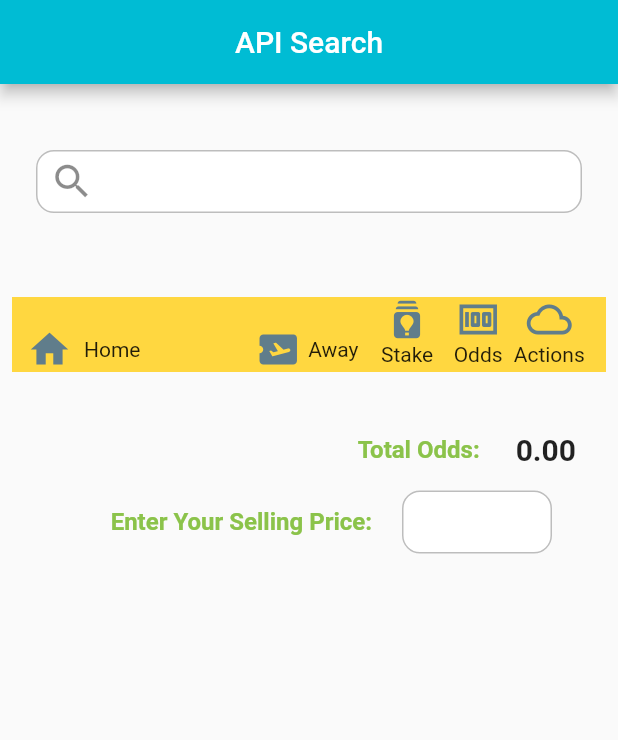
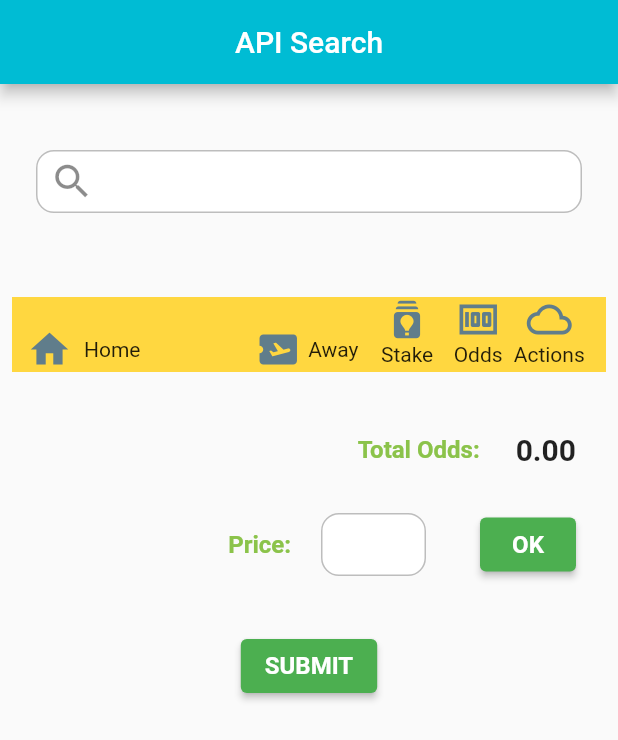
Before and after one commit to Ngatyah/fsearch, a Flutter app: the screen it shows after launch, on a phone screen of 412 x 824 dp. Shown: the top 740 px of the screen. Run offline on Flutter 3.47's test engine with Material 2 defaults, Android fonts, the phone set to English and light mode, and no system bars; our stand-ins replace get, sticky_headers.

Commit message:
add submit button to send bet to the cloud

```diff
--- a/lib/controllers/odds_controller.dart
+++ b/lib/controllers/odds_controller.dart
@@ -8,6 +8,8 @@ class OddsController extends GetxController {
   var oddList = <Odds>[].obs;
   var selectedOdd = <Bets>[].obs;
   var selectedBet = <BetInfo>[].obs;
+  var oddPrice = 0.0.obs;
+  var showOddPrice = false.obs;
   get filterSelectedBet => selectedBet.where((p0) => false);
   totalOdds() {
     var totalSum = selectedBet.fold(
--- a/lib/widgets/fixture_display.dart
+++ b/lib/widgets/fixture_display.dart
@@ -52,15 +52,16 @@ class FixtureDisplay extends StatelessWidget {
           ]),
         ),
         const SizedBox(
-          width: 20,
+          height: 15,
         ),
-        Padding(
+        Obx(() => Padding(
               padding: const EdgeInsets.symmetric(horizontal: 20),
-          child: Row(
+              child: !oCxt.showOddPrice.value
+                  ? Row(
                       mainAxisAlignment: MainAxisAlignment.end,
                       children: [
                         const Text(
-                'Enter Your Selling Price: ',
+                          ' Price: ',
                           style: TextStyle(
                               fontSize: 16,
                               color: Colors.lightGreen,
@@ -69,7 +70,7 @@ class FixtureDisplay extends StatelessWidget {
                         Container(
                             padding: const EdgeInsets.symmetric(horizontal: 8),
                             height: 42,
-                  width: 100,
+                            width: 70,
                             margin: const EdgeInsets.fromLTRB(16, 16, 16, 16),
                             decoration: BoxDecoration(
                               borderRadius: BorderRadius.circular(12),
@@ -85,9 +86,68 @@ class FixtureDisplay extends StatelessWidget {
                                 border: InputBorder.none,
                               ),
                             )),
+                        const SizedBox(
+                          width: 20,
+                        ),
+                        ElevatedButton(
+                            style: ElevatedButton.styleFrom(
+                                primary: Colors.green,
+                                textStyle: const TextStyle(
+                                    fontSize: 20, fontWeight: FontWeight.bold)),
+                            onPressed: () {
+                              oCxt.oddPrice.value =
+                                  double.parse(myController.text);
+                              oCxt.showOddPrice.value = true;
+                            },
+                            child: const Text(
+                              'OK',
+                              style: TextStyle(
+                                  fontSize: 16,
+                                  color: Colors.white,
+                                  fontWeight: FontWeight.bold),
+                            ))
+                      ],
+                    )
+                  : Row(
+                      mainAxisAlignment: MainAxisAlignment.end,
+                      children: [
+                        const Text(
+                          'Price: ',
+                          style: TextStyle(
+                              fontSize: 16,
+                              color: Colors.lightGreen,
+                              fontWeight: FontWeight.bold),
+                        ),
+                        const SizedBox(
+                          width: 20,
+                        ),
+                        Text(
+                          oCxt.oddPrice.value.toStringAsFixed(2),
+                          style: const TextStyle(
+                              fontSize: 20, fontWeight: FontWeight.bold),
+                        )
                       ],
                     ),
-        )
+            )),
+        const SizedBox(
+          height: 20,
+        ),
+        ElevatedButton(
+            style: ElevatedButton.styleFrom(
+                primary: Colors.green,
+                textStyle:
+                    const TextStyle(fontSize: 20, fontWeight: FontWeight.bold)),
+            onPressed: () {
+              oCxt.oddPrice.value = double.parse(myController.text);
+              oCxt.showOddPrice.value = true;
+            },
+            child: const Text(
+              'SUBMIT',
+              style: TextStyle(
+                  fontSize: 16,
+                  color: Colors.white,
+                  fontWeight: FontWeight.bold),
+            ))
       ],
     );
   }
```
Also changed, not shown: lib/widgets/choose_odd.dart (+36 -15 lines). Lines whose indentation alone changed are shown as unchanged.
